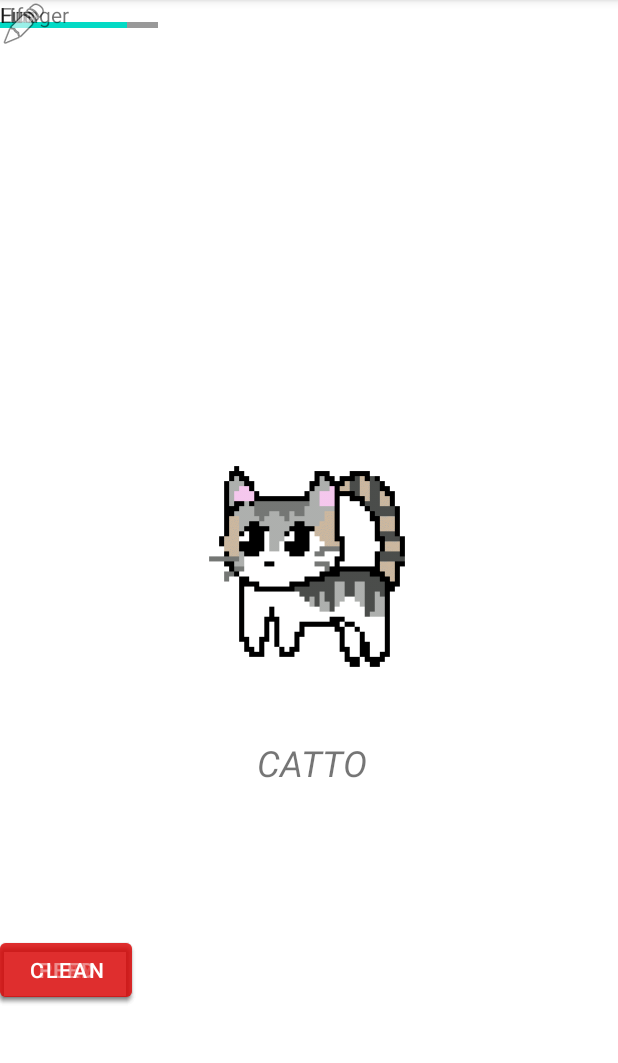
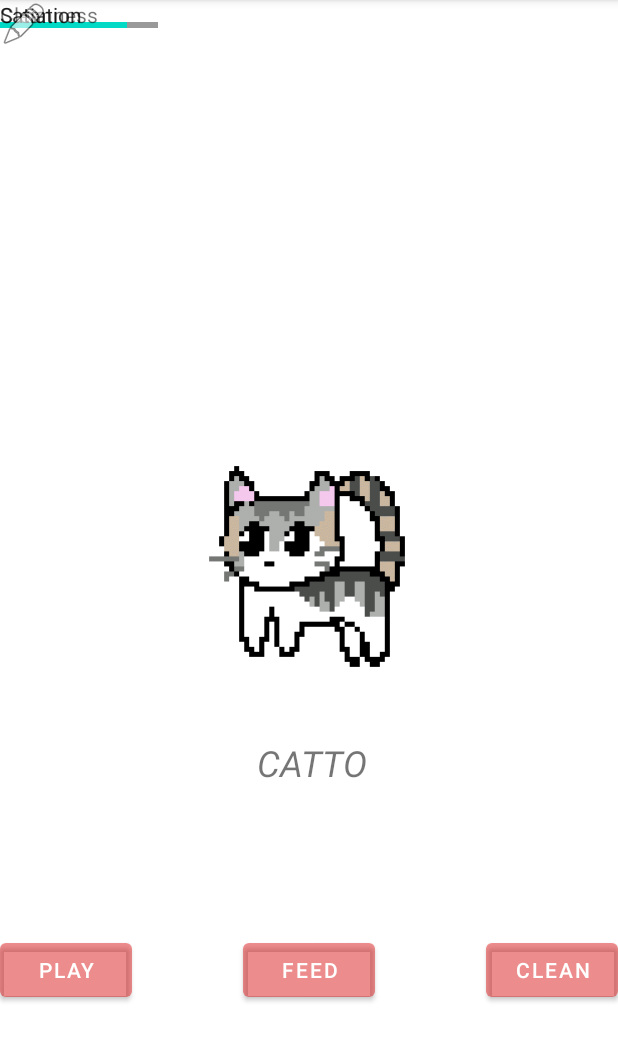
Before and after one commit to ericamchu/Pet, an Android app: the screen it shows after launch (MainActivity), on a phone screen of 412 x 824 dp, the part 84-1147 px from its top. Run offline under Robolectric (Android 15) with nearby library versions, the phone set to English and light mode, and no system bars.

Commit message:
xml updates, tried and failed constraining

```diff
--- a/app/src/main/res/layout/activity_main.xml
+++ b/app/src/main/res/layout/activity_main.xml
@@ -27,8 +27,8 @@
         android:text="Play"
         app:backgroundTint="#77D80909"
         app:layout_constraintBottom_toBottomOf="parent"
-        app:layout_constraintTop_toBottomOf="@+id/textView"
-        tools:layout_editor_absoluteX="36dp" />
+        app:layout_constraintStart_toStartOf="parent"
+        app:layout_constraintTop_toBottomOf="@+id/textView" />
 
     <Button
         android:id="@+id/button2"
@@ -37,8 +37,10 @@
         android:text="Feed"
         app:backgroundTint="#77D80909"
         app:layout_constraintBottom_toBottomOf="parent"
+        app:layout_constraintEnd_toStartOf="@+id/button3"
+        app:layout_constraintStart_toEndOf="@+id/button"
         app:layout_constraintTop_toBottomOf="@+id/textView"
-        tools:layout_editor_absoluteX="163dp" />
+        app:layout_constraintVertical_bias="0.502" />
 
     <Button
         android:id="@+id/button3"
@@ -47,8 +49,8 @@
         android:text="Clean"
         app:backgroundTint="#77D80909"
         app:layout_constraintBottom_toBottomOf="parent"
-        app:layout_constraintTop_toBottomOf="@+id/textView"
-        tools:layout_editor_absoluteX="291dp" />
+        app:layout_constraintEnd_toEndOf="parent"
+        app:layout_constraintTop_toBottomOf="@+id/textView" />
 
     <ProgressBar
         android:max="100"
@@ -84,7 +86,7 @@
         android:id="@+id/textView2"
         android:layout_width="wrap_content"
         android:layout_height="wrap_content"
-        android:text="Life"
+        android:text="Satiation"
         tools:layout_editor_absoluteX="164dp"
         tools:layout_editor_absoluteY="73dp" />
 
@@ -92,7 +94,7 @@
         android:id="@+id/textView3"
         android:layout_width="wrap_content"
         android:layout_height="wrap_content"
-        android:text="Fun"
+        android:text="Cleanness"
         tools:layout_editor_absoluteX="164dp"
         tools:layout_editor_absoluteY="122dp" />
 
@@ -100,7 +102,7 @@
         android:id="@+id/textView4"
         android:layout_width="wrap_content"
         android:layout_height="wrap_content"
-        android:text="Hunger"
+        android:text="Satiation"
         tools:layout_editor_absoluteX="163dp"
         tools:layout_editor_absoluteY="173dp" />
 
```
